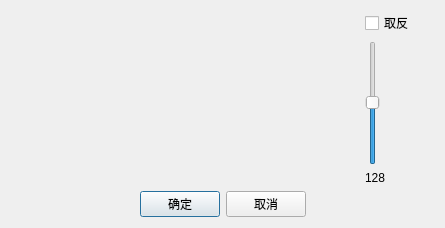
Before: the Qt Designer form BmpManager/dialogimportimg.ui in luckyPtr/BitmapStudio, drawn with Qt 5.
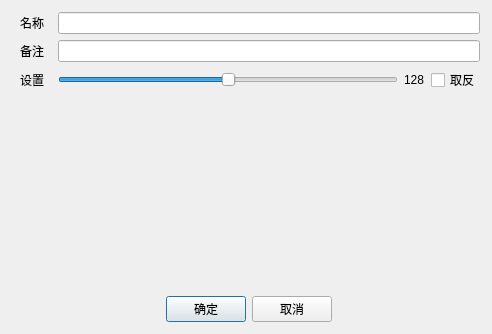
After: the same form once the commit is applied.

The edit to the form file:
```diff
--- a/BmpManager/dialogimportimg.ui
+++ b/BmpManager/dialogimportimg.ui
@@ -6,69 +6,27 @@
    <rect>
     <x>0</x>
     <y>0</y>
-    <width>445</width>
-    <height>228</height>
+    <width>492</width>
+    <height>334</height>
    </rect>
   </property>
   <property name="windowTitle">
    <string>导入图片</string>
   </property>
-  <layout class="QVBoxLayout" name="verticalLayout_2">
-   <item>
-    <layout class="QHBoxLayout" name="horizontalLayout_2" stretch="5,1">
-     <item>
-      <widget class="QLabel" name="labelPreviewImg">
-       <property name="minimumSize">
-        <size>
-         <width>0</width>
-         <height>100</height>
-        </size>
-       </property>
-       <property name="text">
-        <string/>
-       </property>
-       <property name="alignment">
-        <set>Qt::AlignCenter</set>
-       </property>
-      </widget>
-     </item>
-     <item>
-      <layout class="QVBoxLayout" name="verticalLayout">
-       <item>
-        <widget class="QCheckBox" name="checkBoxInvert">
-         <property name="text">
-          <string>取反</string>
-         </property>
-        </widget>
-       </item>
-       <item>
-        <widget class="QSlider" name="sliderGrayscale">
-         <property name="layoutDirection">
-          <enum>Qt::LeftToRight</enum>
-         </property>
-         <property name="maximum">
-          <number>255</number>
-         </property>
-         <property name="value">
-          <number>128</number>
-         </property>
-         <property name="orientation">
-          <enum>Qt::Vertical</enum>
-         </property>
-        </widget>
-       </item>
-       <item>
-        <widget class="QLabel" name="labelGrayscaleValue">
-         <property name="text">
-          <string>128</string>
-         </property>
-        </widget>
-       </item>
-      </layout>
-     </item>
-    </layout>
-   </item>
-   <item>
+  <layout class="QGridLayout" name="gridLayout_2" rowstretch="2,3,1">
+   <property name="leftMargin">
+    <number>12</number>
+   </property>
+   <property name="topMargin">
+    <number>12</number>
+   </property>
+   <property name="rightMargin">
+    <number>12</number>
+   </property>
+   <property name="bottomMargin">
+    <number>12</number>
+   </property>
+   <item row="2" column="1">
     <layout class="QHBoxLayout" name="horizontalLayout">
      <item>
       <spacer name="horizontalSpacer">
@@ -112,6 +70,105 @@
      </item>
     </layout>
    </item>
+   <item row="1" column="0" colspan="2">
+    <widget class="QLabel" name="labelPreviewImg">
+     <property name="minimumSize">
+      <size>
+       <width>0</width>
+       <height>100</height>
+      </size>
+     </property>
+     <property name="frameShadow">
+      <enum>QFrame::Plain</enum>
+     </property>
+     <property name="text">
+      <string/>
+     </property>
+     <property name="alignment">
+      <set>Qt::AlignCenter</set>
+     </property>
+    </widget>
+   </item>
+   <item row="0" column="0" colspan="2">
+    <layout class="QGridLayout" name="gridLayout">
+     <item row="2" column="0">
+      <widget class="QLabel" name="label_2">
+       <property name="text">
+        <string>设置</string>
+       </property>
+       <property name="alignment">
+        <set>Qt::AlignCenter</set>
+       </property>
+      </widget>
+     </item>
+     <item row="0" column="1" colspan="3">
+      <widget class="QLineEdit" name="lineEditName"/>
+     </item>
+     <item row="0" column="0">
+      <widget class="QLabel" name="label">
+       <property name="minimumSize">
+        <size>
+         <width>40</width>
+         <height>0</height>
+        </size>
+       </property>
+       <property name="text">
+        <string>名称</string>
+       </property>
+       <property name="alignment">
+        <set>Qt::AlignCenter</set>
+       </property>
+      </widget>
+     </item>
+     <item row="2" column="3">
+      <widget class="QCheckBox" name="checkBoxInvert">
+       <property name="text">
+        <string>取反</string>
+       </property>
+      </widget>
+     </item>
+     <item row="2" column="1">
+      <widget class="QSlider" name="sliderGrayscale">
+       <property name="layoutDirection">
+        <enum>Qt::LeftToRight</enum>
+       </property>
+       <property name="maximum">
+        <number>255</number>
+       </property>
+       <property name="value">
+        <number>128</number>
+       </property>
+       <property name="orientation">
+        <enum>Qt::Horizontal</enum>
+       </property>
+      </widget>
+     </item>
+     <item row="1" column="1" colspan="3">
+      <widget class="QLineEdit" name="lineEditArrayName">
+       <property name="placeholderText">
+        <string/>
+       </property>
+      </widget>
+     </item>
+     <item row="1" column="0">
+      <widget class="QLabel" name="label_3">
+       <property name="text">
+        <string>备注</string>
+       </property>
+       <property name="alignment">
+        <set>Qt::AlignCenter</set>
+       </property>
+      </widget>
+     </item>
+     <item row="2" column="2">
+      <widget class="QLabel" name="labelGrayscaleValue">
+       <property name="text">
+        <string>128</string>
+       </property>
+      </widget>
+     </item>
+    </layout>
+   </item>
   </layout>
  </widget>
  <resources/>
```
Left out of the diff: 35 changed lines with no effect on the pictures.
